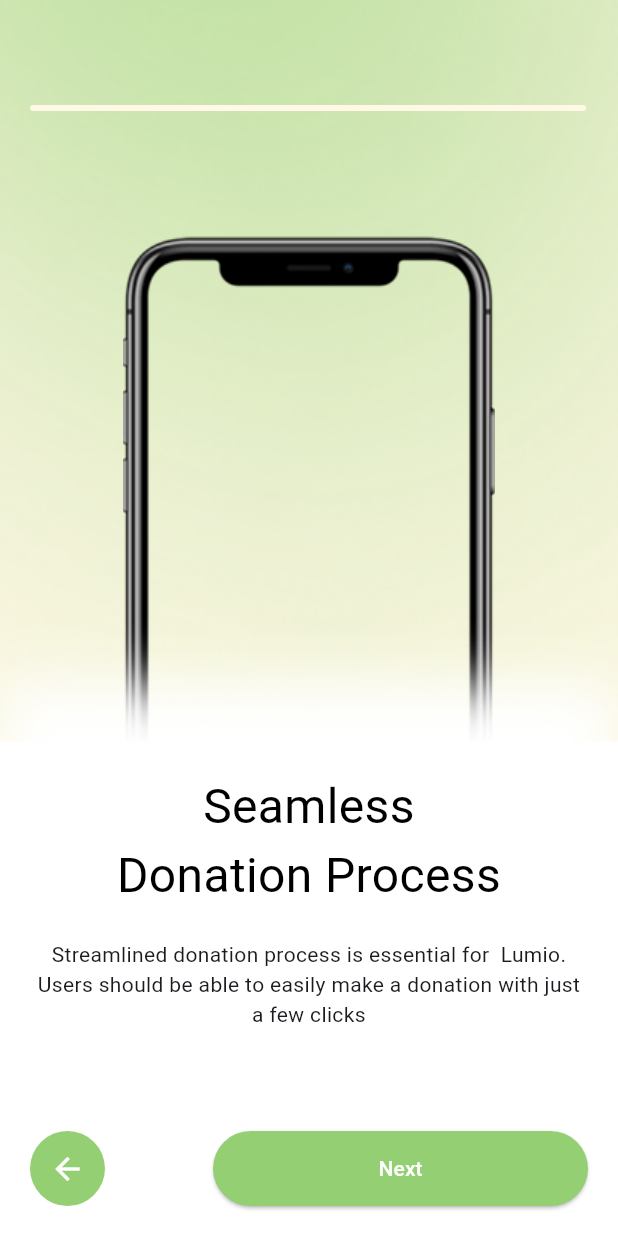
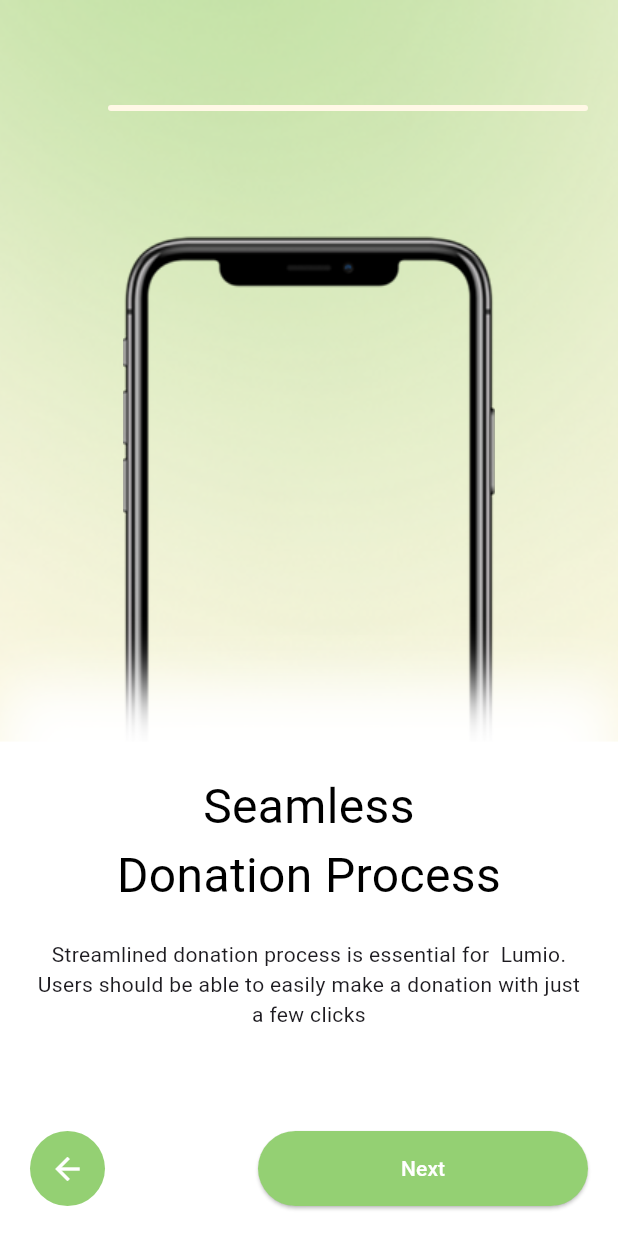
Before and after one commit to SalohiddinSayfiddinov/edu_project, a Flutter app: the screen it shows after launch, on a phone screen of 412 x 824 dp. Run offline on Flutter 3.47's test engine with Material 3 defaults, Android fonts, the phone set to English and light mode, and no system bars; our stand-ins replace flutter_svg; missing offline and left inert: flag.

Commit message:
add button

```diff
--- a/lib/presentation/auth/view/on_boarding_page.dart
+++ b/lib/presentation/auth/view/on_boarding_page.dart
@@ -1,6 +1,8 @@
 import 'package:edu_project/core/constants/app_consts.dart';
 import 'package:edu_project/core/constants/text_style.dart';
 import 'package:flutter/material.dart';
+
+import '../../widgets/row_button.dart';
 
 class OnBoardingPage extends StatefulWidget {
   const OnBoardingPage({super.key});
@@ -77,9 +79,7 @@ class _OnBoardingPageState extends State<OnBoardingPage>
               width: MediaQuery.of(context).size.width,
               decoration: BoxDecoration(color: Colors.white, boxShadow: [
                 BoxShadow(
-                      offset: Offset(0, -40),
-                      color: Colors.white,
-                      blurRadius: 30)
+                    offset: Offset(0, -40), color: Colors.white, blurRadius: 30)
               ]),
               child: Column(
                 spacing: 20,
@@ -93,53 +93,33 @@ class _OnBoardingPageState extends State<OnBoardingPage>
                       textAlign: TextAlign.center,
                       "Streamlined donation process is essential for  Lumio. Users should be able to easily make a donation with just a few clicks"),
                   Spacer(),
-                    Row(
-                      mainAxisAlignment: MainAxisAlignment.spaceBetween,
-                      children: [
-                        IconButton(
-                            style: ButtonStyle(
-                                fixedSize: WidgetStatePropertyAll(Size(50, 50)),
-                                backgroundColor: WidgetStatePropertyAll(
-                                    AppConsts.primaryColor)),
-                            onPressed: () {
-                              if (_currentPageIndex > 0&&_currentPageIndex!=0) {
+                  RowButton(
+                    onPressedicon: () {
+                      if (_currentPageIndex > 0 && _currentPageIndex != 0) {
                         setState(() {
                           _currentPageIndex--;
                         });
                       }
                     },
-                            icon: Icon(
-                              Icons.arrow_back,
-                              color: Colors.white,
-                            )),
-                        ElevatedButton(
-                            style: ElevatedButton.styleFrom(
-                                fixedSize: Size(250, 50),
-                                backgroundColor: AppConsts.primaryColor),
                     onPressed: () {
-                              if (_currentPageIndex >= 0 &&
-                                  _currentPageIndex < 3) {
+                      if (_currentPageIndex >= 0 && _currentPageIndex < 3) {
                         setState(() {
                           _currentPageIndex++;
                         });
                       }
                     },
-                            child: Text(
-                              _currentPageIndex != 2
+                    title: _currentPageIndex != 2
                         ? "Next"
                         : "Drive Forward to the Checkout!",
-                              style: TextStyle(color: Colors.white),
-                            ))
-                      ],
                   )
                 ],
               ),
-              )),
+            ),
+          ),
           Positioned(
-              top: 70,
-              child: Container(
-                margin: EdgeInsets.symmetric(horizontal: 20),
-                width: MediaQuery.of(context).size.width * .9,
+            top: 70,right: 20,
+            child: SizedBox(
+              width: 320,
               child: LinearProgressIndicator(
                 minHeight: 4,
                 borderRadius: BorderRadius.circular(10),
@@ -147,7 +127,8 @@ class _OnBoardingPageState extends State<OnBoardingPage>
                 value: _currentPageIndex / _pages.length,
                 backgroundColor: AppConsts.bgcolor,
               ),
-              ))
+            ),
+          ),
         ],
       ),
     );
--- /dev/null
+++ b/lib/presentation/widgets/row_button.dart
@@ -0,0 +1,49 @@
+import 'package:flutter/material.dart';
+
+import '../../core/constants/app_consts.dart';
+
+class RowButton extends StatelessWidget {
+  final Color? color;
+  final Color? textColor;
+  final VoidCallback onPressedicon;
+  final VoidCallback onPressed;
+  final String title;
+  const RowButton({
+    super.key,
+    this.color,
+    this.textColor,
+    required this.onPressedicon,
+    required this.onPressed,
+    required this.title,
+  });
+
+  @override
+  Widget build(BuildContext context) {
+    return Row(
+      mainAxisAlignment: MainAxisAlignment.spaceBetween,
+      children: [
+        IconButton(
+            style: ButtonStyle(
+                fixedSize: WidgetStatePropertyAll(Size(50, 50)),
+                backgroundColor:
+                    WidgetStatePropertyAll(color ?? AppConsts.primaryColor)),
+            onPressed: onPressedicon,
+            icon: Icon(
+              Icons.arrow_back,
+              color: Colors.white,
+            )),
+        ElevatedButton(
+          style: ElevatedButton.styleFrom(
+              fixedSize: Size(220, 50),
+              backgroundColor: color ?? AppConsts.primaryColor),
+          onPressed: onPressed,
+          child: Text(
+            overflow: TextOverflow.ellipsis,
+            title,
+            style: TextStyle(color: textColor ?? Colors.white),
+          ),
+        )
+      ],
+    );
+  }
+}
```
Lines whose indentation alone changed are shown as unchanged.
